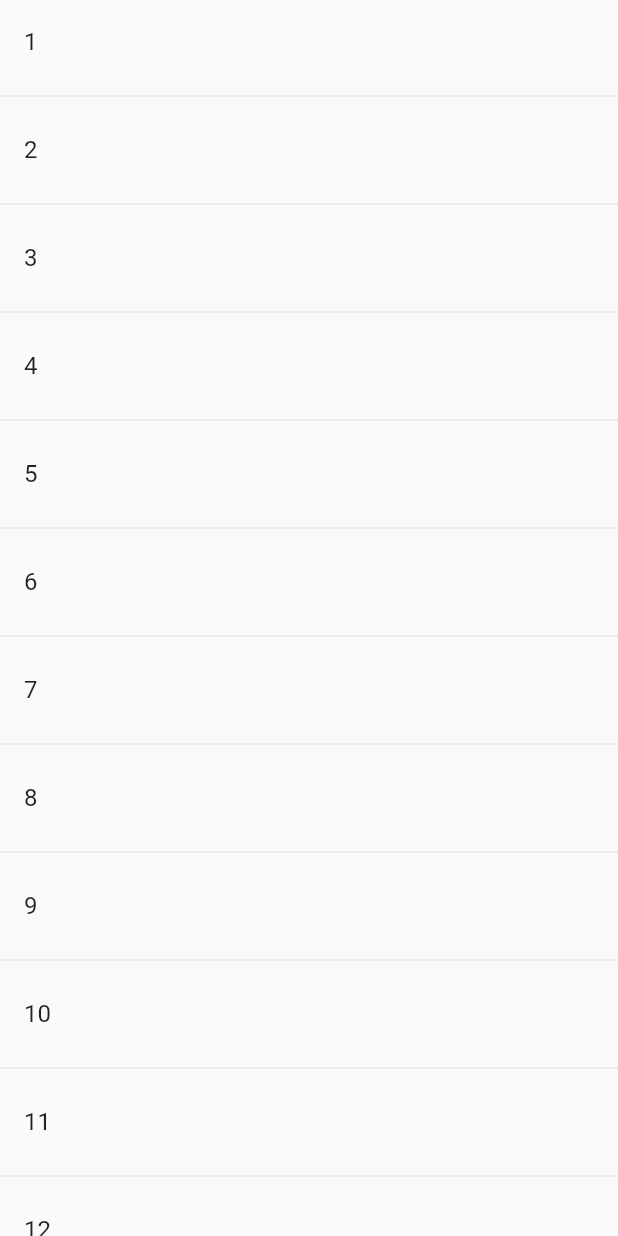
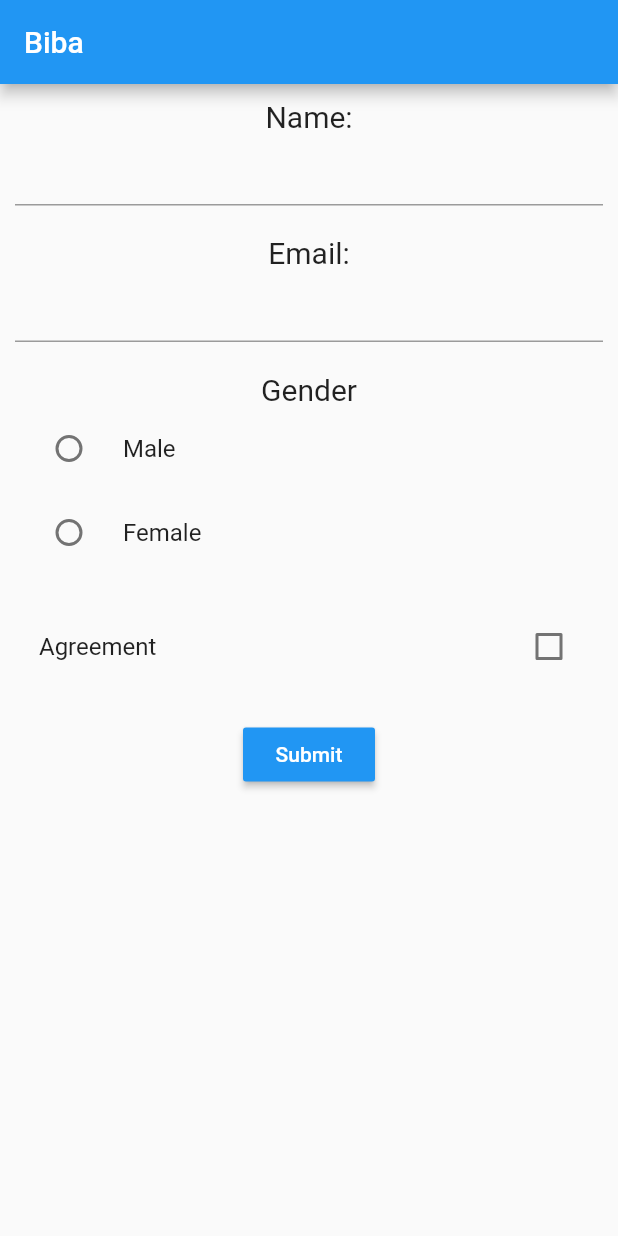
Before and after one commit to Spitsman/test_flutter, a Flutter app: the screen it shows after launch, on a phone screen of 412 x 824 dp. Run offline on Flutter 3.47's test engine with Material 2 defaults, Android fonts, the phone set to English and light mode, and no system bars.

```diff
--- a/lib/main.dart
+++ b/lib/main.dart
@@ -1,29 +1,80 @@
 import 'package:flutter/material.dart';
 
-class MyBody extends StatefulWidget {
+enum GenderList {male, female}
+
+class MyForm extends StatefulWidget {
   @override
-  State<StatefulWidget> createState() => MyBodyState();
+  State<StatefulWidget> createState() => MyFormState();
 }
 
-class MyBodyState extends State<MyBody> {
-  List<String> _array = [];
+class MyFormState extends State {
+  final _formKey = GlobalKey<FormState>();
+  GenderList _gender;
+  bool _argreement = false;
 
   @override
   Widget build(BuildContext context) {
-    return ListView.builder(itemBuilder: (context, i) {
-      print('num $i : нечетное = ${i.isOdd}');
+    return new Container(
+      padding: EdgeInsets.all(10.0),
+      child: Form(
+        key: _formKey,
+        child: new Column(
+          children: <Widget>[
+            new Text('Name:', style: TextStyle(fontSize: 20.0),),
+            new TextFormField(
+              validator: (value) {
+                if (value.isEmpty) return 'Fill name';
+              }),
+            new SizedBox(height: 20.0,),
 
-      if (i.isOdd) return new Divider();
-      final int index = i ~/ 2;
+            new Text('Email:', style: TextStyle(fontSize: 20.0),),
+            new TextFormField(
+                validator: (value) {
+                  if (value.isEmpty) return 'Fill email';
+                }),
+            new SizedBox(height: 20.0,),
 
-      if (index >= _array.length) {
-        print('index $index');
-        print('length ${_array.length}');
-        _array.addAll(['${index + 1}', '${index + 2}', '${index + 3}']);
-      }
 
-      return new ListTile(title: new Text(_array[index]),);
-    });
+            new Text('Gender', style: TextStyle(fontSize: 20.0)),
+            new RadioListTile(title: Text('Male'), value: GenderList.male, groupValue: _gender, onChanged: (GenderList value){
+              setState(() {
+                _gender = value;
+              });
+            }),
+            new RadioListTile(title: Text('Female'), value: GenderList.female, groupValue: _gender, onChanged: (GenderList value){
+              setState(() {
+                _gender = value;
+              });
+            }),
+            new SizedBox(height: 20.0,),
+
+            new CheckboxListTile(value: _argreement, title: new Text('Agreement'), onChanged: (bool value) => setState(() => _argreement = value)),
+            new SizedBox(height: 20.0,),
+
+            new RaisedButton(
+              onPressed: () {
+                if (_formKey.currentState.validate()) {
+                  Color color = Colors.red;
+                  String text;
+
+                  if (_gender == null) {
+                    text = 'Select gender';
+                  } else if (_argreement == false) {
+                    text = 'Need agreement';
+                  } else {
+                    text = 'Form successfully filled';
+                    color = Colors.green;
+                  }
+                  Scaffold.of(context).showSnackBar(new SnackBar(content: Text(text), backgroundColor: color,));
+                }
+              },
+              child: Text('Submit'),
+              color: Colors.blue,
+              textColor: Colors.white,
+            )
+          ],
+        ),),
+    );
   }
 }
 
@@ -31,7 +82,8 @@ void main() => runApp(
   new MaterialApp(
     debugShowCheckedModeBanner: false,
     home: new Scaffold(
-        body: MyBody()
+      appBar: new AppBar(title: new Text('Biba')),
+      body: MyForm()
       )
     )
   );
```
